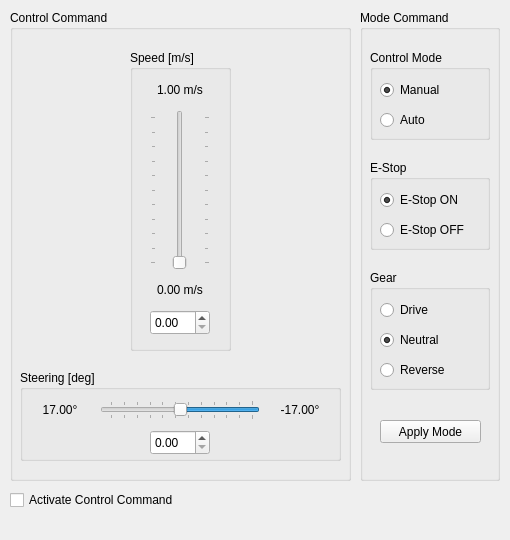
Above: src/erp_mini_rqt_plugin/ui/control_panel.ui from mingminQ/erp_mini_ros before the change. Below: the same form after it.
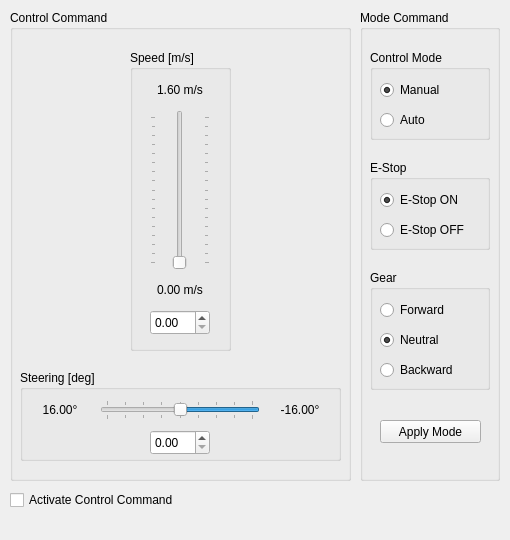
That is the form after the change.

Patch:
```diff
--- a/src/erp_mini_rqt_plugin/ui/control_panel.ui
+++ b/src/erp_mini_rqt_plugin/ui/control_panel.ui
@@ -104,7 +104,7 @@
        </rect>
       </property>
       <property name="text">
-       <string>Reverse</string>
+       <string>Backward</string>
       </property>
      </widget>
      <widget class="QRadioButton" name="drive_button">
@@ -117,7 +117,7 @@
        </rect>
       </property>
       <property name="text">
-       <string>Drive</string>
+       <string>Forward</string>
       </property>
      </widget>
      <widget class="QRadioButton" name="neutral_button">
@@ -227,7 +227,7 @@
        </rect>
       </property>
       <property name="maximum">
-       <number>10</number>
+       <number>16</number>
       </property>
       <property name="orientation">
        <enum>Qt::Vertical</enum>
@@ -259,7 +259,7 @@
        </rect>
       </property>
       <property name="text">
-       <string>1.00 m/s</string>
+       <string>1.60 m/s</string>
       </property>
       <property name="alignment">
        <set>Qt::AlignCenter</set>
@@ -304,10 +304,10 @@
        </rect>
       </property>
       <property name="minimum">
-       <number>-17</number>
+       <number>-16</number>
       </property>
       <property name="maximum">
-       <number>17</number>
+       <number>16</number>
       </property>
       <property name="orientation">
        <enum>Qt::Horizontal</enum>
@@ -319,7 +319,7 @@
        <enum>QSlider::TicksBothSides</enum>
       </property>
       <property name="tickInterval">
-       <number>3</number>
+       <number>4</number>
       </property>
      </widget>
      <widget class="QDoubleSpinBox" name="steering_spin_box">
@@ -342,7 +342,7 @@
        </rect>
       </property>
       <property name="text">
-       <string>17.00°</string>
+       <string>16.00°</string>
       </property>
       <property name="alignment">
        <set>Qt::AlignCenter</set>
@@ -358,7 +358,7 @@
        </rect>
       </property>
       <property name="text">
-       <string>-17.00°</string>
+       <string>-16.00°</string>
       </property>
       <property name="alignment">
        <set>Qt::AlignCenter</set>
```
Left out of the diff: 4 changed lines with no effect on the pictures.
